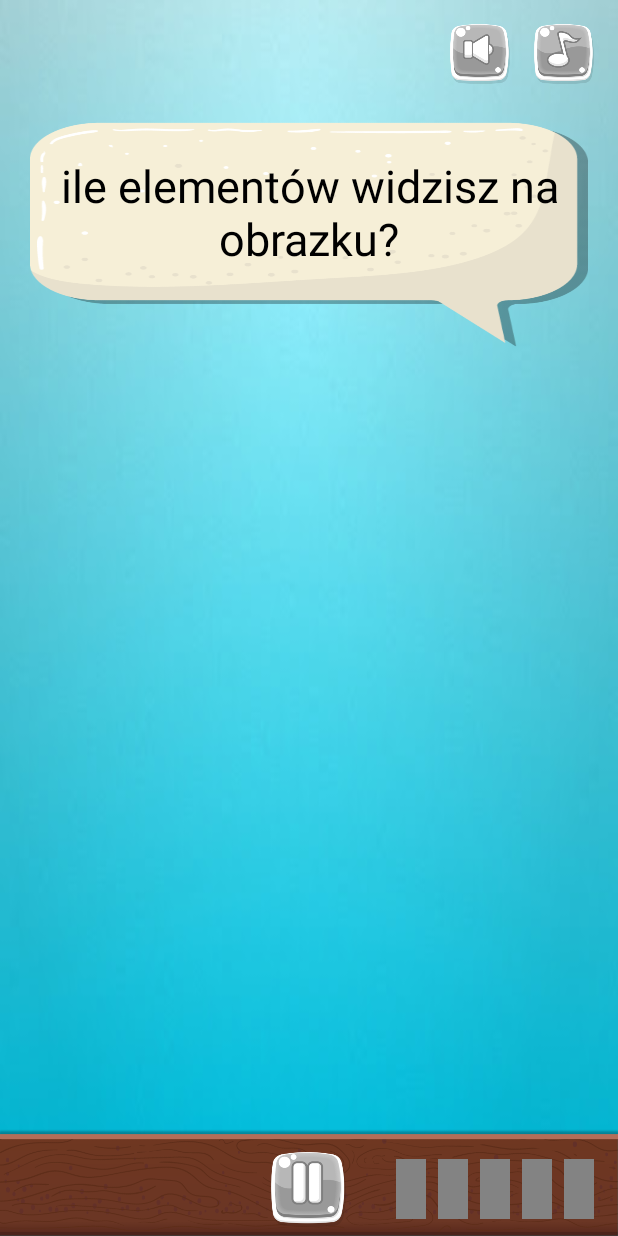
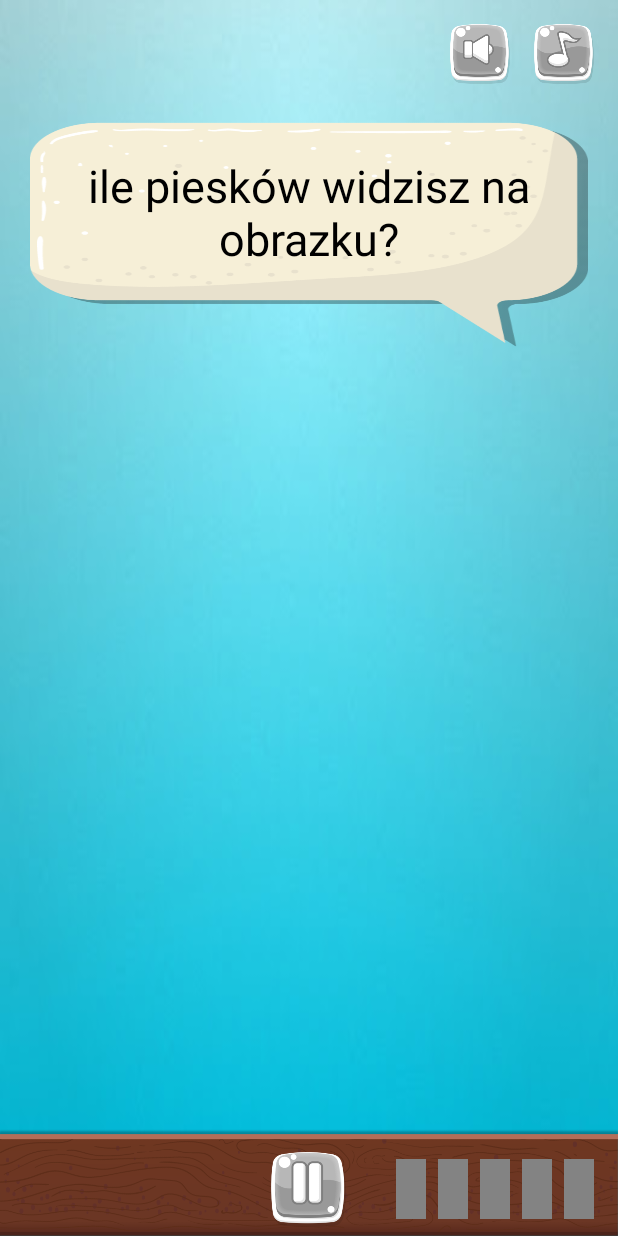
Before and after one commit to djuraszek/gra-matematyczna, an Android app: the GameCountActivity screen opened directly, with no data from a screen before it, on a phone screen of 412 x 824 dp. Run offline under Robolectric (Android 15) with nearby library versions, the phone set to English and light mode, and no system bars; 4 statements that could not run were skipped.

Commit message:
added: change command depending on the picture in GameCountActivity

```diff
--- a/app/src/main/java/com/android/gramatematyczna/games/GameCountActivity.java
+++ b/app/src/main/java/com/android/gramatematyczna/games/GameCountActivity.java
@@ -35,6 +35,7 @@ public class GameCountActivity extends AppCompatActivity {
     ArrayList<Integer> game = new ArrayList<>();
     ArrayList<Integer> buttons = new ArrayList<>();
     LinearLayout answersLayout;
+    TextView command;
     Game g;
     PreferencesManagement preferencesManagement;
     public Integer[] elementsImages;
@@ -45,6 +46,11 @@ public class GameCountActivity extends AppCompatActivity {
             "img_cat",
             "img_dog",
             "img_star"
+    };
+    public int[] imageNamesCommand = {
+            R.string.command_count_cat,
+            R.string.command_count_dog,
+            R.string.command_count_star
     };
 
 
@@ -58,7 +64,7 @@ public class GameCountActivity extends AppCompatActivity {
         setContentView(R.layout.activity_game_count);
         preferencesManagement = new PreferencesManagement(GameCountActivity.this);
         preferencesManagement.manage();
-
+        command = findViewById(R.id.count_game_command);
         Intent intent = getIntent();
         Bundle extras = intent.getExtras();
         newNumber = extras.getInt("NEW_NUMBER", 3);
@@ -81,7 +87,9 @@ public class GameCountActivity extends AppCompatActivity {
 
     private void generateElementList(int numberOfElements) {
         Random r = new Random();
-        String imgName = imageNames[r.nextInt(imageNames.length)];
+        int n=r.nextInt(imageNames.length);
+        String imgName = imageNames[n];
+        command.setText(imageNamesCommand[n]);
         int imgID = getDrawableByName(imgName);
 //        Toast.makeText(this, ""+imgName+"  -  "+imgID, Toast.LENGTH_SHORT).show();
         elementsImages = new Integer[numberOfElements];
--- a/app/src/main/res/layout/activity_game_count.xml
+++ b/app/src/main/res/layout/activity_game_count.xml
@@ -52,7 +52,7 @@
         app:layout_constraintTop_toTopOf="@id/g0">
 
         <TextView
-            android:id="@+id/CountGameCommand"
+            android:id="@+id/count_game_command"
             android:layout_width="match_parent"
             android:layout_height="wrap_content"
             android:gravity="center"
--- a/app/src/main/res/values/strings.xml
+++ b/app/src/main/res/values/strings.xml
@@ -23,6 +23,11 @@
 
     <string name="command_count_elements">ile elementów widzisz na obrazku?</string>
     <string name="question_play_again">chcesz zagrać jeszcze raz?</string>
+    <string name="question_unlock_game">jesteś pewien, że chcesz odblokować wybraną grę?</string>
+    <string name="question_unlock_drawing">jesteś pewien, że chcesz odblokować wybraną kolorowankę?</string>
+    <string name="command_count_cat">ile kotków widzisz na obrazku?</string>
+    <string name="command_count_dog">ile piesków widzisz na obrazku?</string>
+    <string name="command_count_star">ile gwiazdek widzisz na obrazku?</string>
 
 
 
```
